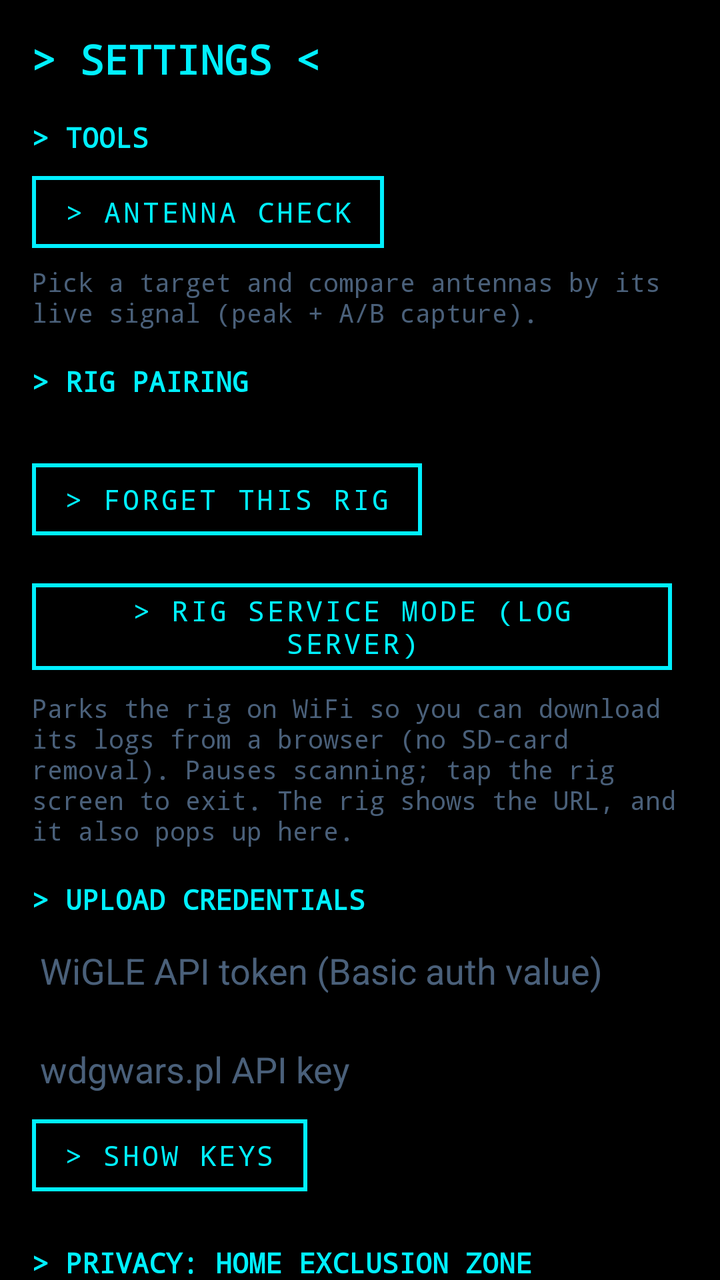
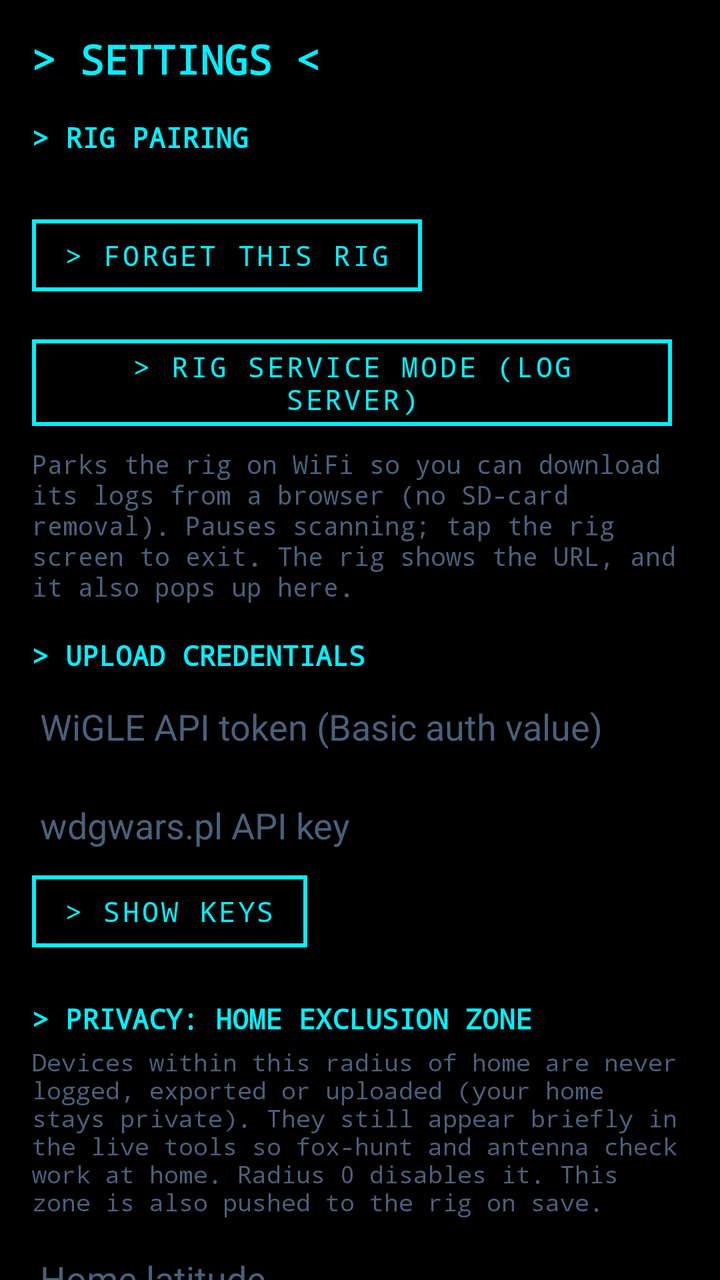

Before-and-after screenshots of an Android layout around one commit, followed by the original layout XML and the change that was made.
<!-- AndroidManifest.xml: application theme Theme.WardriveBridge -->
<!-- res/layout/activity_settings.xml -->
<?xml version="1.0" encoding="utf-8"?>
<ScrollView xmlns:android="http://schemas.android.com/apk/res/android"
    android:layout_width="match_parent"
    android:layout_height="match_parent"
    android:background="@color/background">

    <LinearLayout
        android:layout_width="match_parent"
        android:layout_height="wrap_content"
        android:orientation="vertical"
        android:padding="16dp">

        <TextView
            android:layout_width="match_parent"
            android:layout_height="wrap_content"
            android:text="&gt; SETTINGS &lt;"
            android:textColor="@color/cyan_500"
            android:textSize="20sp"
            android:textStyle="bold"
            android:paddingBottom="16dp" />

        <TextView
            android:layout_width="match_parent"
            android:layout_height="wrap_content"
            android:text="&gt; TOOLS"
            android:textColor="@color/cyan_500"
            android:textSize="14sp"
            android:textStyle="bold"
            android:paddingBottom="4dp" />

        <Button
            android:id="@+id/antennaCheckButton"
            android:layout_width="wrap_content"
            android:layout_height="wrap_content"
            android:text="&gt; ANTENNA CHECK"
            android:layout_marginBottom="2dp" />

        <TextView
            android:layout_width="match_parent"
            android:layout_height="wrap_content"
            android:text="Pick a target and compare antennas by its live signal (peak + A/B capture)."
            android:textColor="@color/text_secondary"
            android:textSize="13sp"
            android:paddingBottom="16dp" />

        <TextView
            android:layout_width="match_parent"
            android:layout_height="wrap_content"
            android:text="&gt; RIG PAIRING"
            android:textColor="@color/cyan_500"
            android:textSize="14sp"
            android:textStyle="bold"
            android:paddingBottom="4dp" />

        <TextView
            android:id="@+id/pairedRigText"
            android:layout_width="match_parent"
            android:layout_height="wrap_content"
            android:textColor="@color/text_primary"
            android:textSize="13sp" />

        <Button
            android:id="@+id/forgetRigButton"
            android:layout_width="wrap_content"
            android:layout_height="wrap_content"
            android:text="&gt; FORGET THIS RIG"
            android:layout_marginTop="4dp"
            android:layout_marginBottom="8dp" />

        <Button
            android:id="@+id/serviceModeButton"
            android:layout_width="wrap_content"
            android:layout_height="wrap_content"
            android:text="&gt; RIG SERVICE MODE (LOG SERVER)"
            android:layout_marginTop="4dp" />

        <TextView
            android:layout_width="match_parent"
            android:layout_height="wrap_content"
            android:text="Parks the rig on WiFi so you can download its logs from a browser (no SD-card removal). Pauses scanning; tap the rig screen to exit. The rig shows the URL, and it also pops up here."
            android:textColor="@color/text_secondary"
            android:textSize="13sp"
            android:layout_marginTop="4dp"
            android:layout_marginBottom="16dp" />

        <TextView
            android:layout_width="match_parent"
            android:layout_height="wrap_content"
            android:text="&gt; UPLOAD CREDENTIALS"
            android:textColor="@color/cyan_500"
            android:textSize="14sp"
            android:textStyle="bold"
            android:paddingBottom="4dp" />

        <EditText
            android:id="@+id/wigleTokenInput"
            android:layout_width="match_parent"
            android:layout_height="wrap_content"
            android:hint="WiGLE API token (Basic auth value)"
            android:textColorHint="@color/text_secondary"
            android:textColor="@color/text_primary"
            android:inputType="textPassword"
            android:singleLine="true" />

        <EditText
            android:id="@+id/wdgwarsKeyInput"
            android:layout_width="match_parent"
            android:layout_height="wrap_content"
            android:hint="wdgwars.pl API key"
            android:textColorHint="@color/text_secondary"
            android:textColor="@color/text_primary"
            android:inputType="textPassword"
            android:singleLine="true"
            android:layout_marginTop="8dp" />

        <Button
            android:id="@+id/showKeysButton"
            android:layout_width="wrap_content"
            android:layout_height="wrap_content"
            android:text="&gt; SHOW KEYS" />

        <TextView
            android:layout_width="match_parent"
            android:layout_height="wrap_content"
            android:text="&gt; PRIVACY: HOME EXCLUSION ZONE"
            android:textColor="@color/cyan_500"
            android:textSize="14sp"
            android:textStyle="bold"
            android:paddingTop="20dp"
            android:paddingBottom="4dp" />

        <TextView
            android:layout_width="match_parent"
            android:layout_height="wrap_content"
            android:text="Devices within this radius of home are never logged, exported or uploaded (your home stays private). They still appear briefly in the live tools so fox-hunt and antenna check work at home. Radius 0 disables it. This zone is also pushed to the rig on save."
            android:textColor="@color/text_secondary"
            android:textSize="12sp"
            android:paddingBottom="8dp" />

        <EditText
            android:id="@+id/homeLatInput"
            android:layout_width="match_parent"
            android:layout_height="wrap_content"
            android:hint="Home latitude"
            android:textColorHint="@color/text_secondary"
            android:textColor="@color/text_primary"
            android:inputType="numberSigned|numberDecimal"
            android:singleLine="true" />

        <EditText
            android:id="@+id/homeLonInput"
            android:layout_width="match_parent"
            android:layout_height="wrap_content"
            android:hint="Home longitude"
            android:textColorHint="@color/text_secondary"
            android:textColor="@color/text_primary"
            android:inputType="numberSigned|numberDecimal"
            android:singleLine="true"
            android:layout_marginTop="8dp" />

        <EditText
            android:id="@+id/homeRadiusInput"
            android:layout_width="match_parent"
            android:layout_height="wrap_content"
            android:hint="Exclusion radius (meters)"
            android:textColorHint="@color/text_secondary"
            android:textColor="@color/text_primary"
            android:inputType="numberDecimal"
            android:singleLine="true"
            android:layout_marginTop="8dp" />

        <Button
            android:id="@+id/useCurrentLocationButton"
            android:layout_width="wrap_content"
            android:layout_height="wrap_content"
            android:text="&gt; USE CURRENT GPS FIX AS HOME"
            android:layout_marginTop="8dp" />

        <TextView
            android:layout_width="match_parent"
            android:layout_height="wrap_content"
            android:text="&gt; PRIVACY: BLACKLISTS"
            android:textColor="@color/cyan_500"
            android:textSize="14sp"
            android:textStyle="bold"
            android:paddingTop="20dp"
            android:paddingBottom="4dp" />

        <TextView
            android:layout_width="match_parent"
            android:layout_height="wrap_content"
            android:text="Any SSID ending in _nomap is always excluded (WiGLE's own opt-out convention), regardless of these lists."
            android:textColor="@color/text_secondary"
            android:textSize="12sp"
            android:paddingBottom="8dp" />

        <EditText
            android:id="@+id/macBlacklistInput"
            android:layout_width="match_parent"
            android:layout_height="wrap_content"
            android:hint="MAC blacklist, comma-separated"
            android:textColorHint="@color/text_secondary"
            android:textColor="@color/text_primary" />

        <EditText
            android:id="@+id/ssidBlacklistInput"
            android:layout_width="match_parent"
            android:layout_height="wrap_content"
            android:hint="SSID/name blacklist, comma-separated"
            android:textColorHint="@color/text_secondary"
            android:textColor="@color/text_primary"
            android:layout_marginTop="8dp" />

        <TextView
            android:layout_width="match_parent"
            android:layout_height="wrap_content"
            android:text="&gt; WATCHLIST"
            android:textColor="@color/cyan_500"
            android:textSize="14sp"
            android:textStyle="bold"
            android:paddingTop="20dp"
            android:paddingBottom="4dp" />

        <TextView
            android:layout_width="match_parent"
            android:layout_height="wrap_content"
            android:text="Get a notification when a specific device comes into range or leaves. One entry per line: a MAC (e.g. AA:BB:CC:DD:EE:FF) or part of a WiFi/BLE name. Works for both the rig's and the phone's radios while scanning (a run or an open live tool)."
            android:textColor="@color/text_secondary"
            android:textSize="12sp"
            android:paddingBottom="8dp" />

        <EditText
            android:id="@+id/watchlistInput"
            android:layout_width="match_parent"
            android:layout_height="wrap_content"
            android:hint="One MAC or name per line"
            android:textColorHint="@color/text_secondary"
            android:textColor="@color/text_primary"
            android:gravity="top"
            android:minLines="3"
            android:inputType="textMultiLine" />

        <CheckBox android:id="@+id/watchEnterCheck"
            android:layout_width="wrap_content" android:layout_height="wrap_content"
            android:textColor="@color/text_primary" android:text="Notify when a watched device comes into range" />

        <CheckBox android:id="@+id/watchLeaveCheck"
            android:layout_width="wrap_content" android:layout_height="wrap_content"
            android:textColor="@color/text_primary" android:text="Notify when a watched device leaves range" />

        <TextView
            android:layout_width="match_parent"
            android:layout_height="wrap_content"
            android:text="&gt; GPS QUALITY GATING"
            android:textColor="@color/cyan_500"
            android:textSize="14sp"
            android:textStyle="bold"
            android:paddingTop="20dp"
            android:paddingBottom="4dp" />

        <TextView
            android:layout_width="match_parent"
            android:layout_height="wrap_content"
            android:text="Pause logging when HDOP (horizontal position quality from real GPS NMEA data) rises above this value - tunnels, urban canyons, or no fix yet. 0 disables this and always logs."
            android:textColor="@color/text_secondary"
            android:textSize="12sp"
            android:paddingBottom="8dp" />

        <EditText
            android:id="@+id/maxHdopInput"
            android:layout_width="match_parent"
            android:layout_height="wrap_content"
            android:hint="Max HDOP, 0 = disabled"
            android:textColorHint="@color/text_secondary"
            android:textColor="@color/text_primary"
            android:inputType="numberDecimal"
            android:singleLine="true" />

        <TextView
            android:layout_width="match_parent"
            android:layout_height="wrap_content"
            android:text="&gt; STORAGE"
            android:textColor="@color/cyan_500"
            android:textSize="14sp"
            android:textStyle="bold"
            android:paddingTop="20dp"
            android:paddingBottom="4dp" />

        <TextView
            android:layout_width="match_parent"
            android:layout_height="wrap_content"
            android:text="Delete logs older than this many days on app start. 0 keeps everything forever."
            android:textColor="@color/text_secondary"
            android:textSize="12sp"
            android:paddingBottom="8dp" />

        <EditText
            android:id="@+id/retentionDaysInput"
            android:layout_width="match_parent"
            android:layout_height="wrap_content"
            android:hint="Retention (days), 0 = forever"
            android:textColorHint="@color/text_secondary"
            android:textColor="@color/text_primary"
            android:inputType="number"
            android:singleLine="true" />

        <TextView
            android:layout_width="match_parent"
            android:layout_height="wrap_content"
            android:text="&gt; DRIVING"
            android:textColor="@color/cyan_500"
            android:textSize="14sp"
            android:textStyle="bold"
            android:paddingTop="20dp"
            android:paddingBottom="4dp" />

        <EditText
            android:id="@+id/spokenMinutesInput"
            android:layout_width="match_parent"
            android:layout_height="wrap_content"
            android:hint="Spoken update every N minutes, 0 = off"
            android:textColorHint="@color/text_secondary"
            android:textColor="@color/text_primary"
            android:inputType="number"
            android:singleLine="true" />

        <CheckBox
            android:id="@+id/spokenTrackerCheck"
            android:layout_width="wrap_content"
            android:layout_height="wrap_content"
            android:textColor="@color/text_primary"
            android:text="Say it out loud when a tracker seems to follow you" />

        <CheckBox
            android:id="@+id/autoUploadCheck"
            android:layout_width="wrap_content"
            android:layout_height="wrap_content"
            android:textColor="@color/text_primary"
            android:text="Upload each run automatically when it stops on WiFi" />

        <CheckBox
            android:id="@+id/tripModeCheck"
            android:layout_width="wrap_content"
            android:layout_height="wrap_content"
            android:textColor="@color/text_primary"
            android:text="Trip mode: upload the rig's data through this phone (Bluetooth)" />

        <TextView
            android:layout_width="match_parent"
            android:layout_height="wrap_content"
            android:text="&gt; BACKGROUND"
            android:textColor="@color/cyan_500"
            android:textSize="14sp"
            android:textStyle="bold"
            android:paddingTop="20dp"
            android:paddingBottom="4dp" />

        <TextView
            android:layout_width="match_parent"
            android:layout_height="wrap_content"
            android:text="Android's battery optimizer can pause or kill scanning when the screen is off or the app is in the background, so a long drive stops logging. Allow unrestricted background usage so a run keeps going with the screen off."
            android:textColor="@color/text_secondary"
            android:textSize="13sp"
            android:paddingBottom="6dp" />

        <Button
            android:id="@+id/batteryOptButton"
            android:layout_width="wrap_content"
            android:layout_height="wrap_content"
            android:text="&gt; ALLOW BACKGROUND USAGE"
            android:layout_marginTop="4dp" />

        <TextView
            android:layout_width="match_parent"
            android:layout_height="wrap_content"
            android:textColor="@color/text_secondary"
            android:textSize="12sp"
            android:text="For trips away from home WiFi. While on, the rig sends its logs over Bluetooth and this phone uploads them over its own connection; the rig holds off its own upload so nothing is sent twice. Off = the rig uploads over its own WiFi as usual." />

        <TextView
            android:layout_width="match_parent" android:layout_height="wrap_content"
            android:text="&gt; APP THEME" android:textColor="@color/cyan_500"
            android:textSize="14sp" android:textStyle="bold" android:paddingTop="20dp" android:paddingBottom="4dp" />

        <Button android:id="@+id/primaryAccentButton"
            android:layout_width="match_parent" android:layout_height="wrap_content"
            android:text="Primary accent colour" />
        <Button android:id="@+id/secondaryAccentButton"
            android:layout_width="match_parent" android:layout_height="wrap_content"
            android:text="Secondary accent colour" />
        <Button android:id="@+id/resetThemeButton"
            android:layout_width="wrap_content" android:layout_height="wrap_content"
            android:text="&gt; RESET THEME" />

        <TextView
            android:layout_width="match_parent" android:layout_height="wrap_content"
            android:text="&gt; RIG LEDS &amp; SCREEN" android:textColor="@color/cyan_500"
            android:textSize="14sp" android:textStyle="bold" android:paddingTop="20dp" android:paddingBottom="4dp" />
        <TextView
            android:layout_width="match_parent" android:layout_height="wrap_content"
            android:textColor="@color/text_secondary" android:textSize="12sp"
            android:text="Applied to the rig over Bluetooth and saved on its SD card. The CYD screen keeps its own look; these are just the status LEDs and screen brightness/timeout." />

        <EditText android:id="@+id/rigLedBrightnessInput"
            android:layout_width="match_parent" android:layout_height="wrap_content"
            android:hint="LED brightness 0-100" android:textColorHint="@color/text_secondary"
            android:textColor="@color/text_primary" android:inputType="number" android:singleLine="true" />
        <EditText android:id="@+id/rigScreenBrightnessInput"
            android:layout_width="match_parent" android:layout_height="wrap_content"
            android:hint="Screen brightness 0-100" android:textColorHint="@color/text_secondary"
            android:textColor="@color/text_primary" android:inputType="number" android:singleLine="true" />
        <EditText android:id="@+id/rigScreenTimeoutInput"
            android:layout_width="match_parent" android:layout_height="wrap_content"
            android:hint="Screen timeout seconds, 0 = never" android:textColorHint="@color/text_secondary"
            android:textColor="@color/text_primary" android:inputType="number" android:singleLine="true" />
        <CheckBox android:id="@+id/rigScreenKeepOnCheck"
            android:layout_width="wrap_content" android:layout_height="wrap_content"
            android:textColor="@color/text_primary" android:text="Keep the rig screen on while a run is active" />
        <CheckBox android:id="@+id/rigCountFoundCheck"
            android:layout_width="wrap_content" android:layout_height="wrap_content"
            android:textColor="@color/text_primary" android:text="Rig counters show found APs / Bluetooth (instead of WiGLE / WDGW)" />
        <Button android:id="@+id/rigLedApButton" android:layout_width="match_parent" android:layout_height="wrap_content" android:text="LED colour: AP seen" />
        <Button android:id="@+id/rigLedBleButton" android:layout_width="match_parent" android:layout_height="wrap_content" android:text="LED colour: BLE seen" />
        <Button android:id="@+id/rigLedOkButton" android:layout_width="match_parent" android:layout_height="wrap_content" android:text="LED colour: OK / start / stop" />
        <Button android:id="@+id/rigLedFailButton" android:layout_width="match_parent" android:layout_height="wrap_content" android:text="LED colour: error / fail" />

        <TextView
            android:layout_width="match_parent" android:layout_height="wrap_content"
            android:text="&gt; RIG NETWORK &amp; DEBUG" android:textColor="@color/cyan_500"
            android:textSize="14sp" android:textStyle="bold" android:paddingTop="20dp" android:paddingBottom="4dp" />
        <TextView
            android:layout_width="match_parent" android:layout_height="wrap_content"
            android:textColor="@color/text_secondary" android:textSize="12sp"
            android:text="Change the WiFi the rig uploads through, and the service-mode password that protects the log server. Sent to the rig over Bluetooth and saved on its SD card. Leave a field blank to keep what the rig already has. Password fields are cleared after saving." />

        <EditText android:id="@+id/rigWifiSsidInput"
            android:layout_width="match_parent" android:layout_height="wrap_content"
            android:hint="WiFi network name (SSID)" android:textColorHint="@color/text_secondary"
            android:textColor="@color/text_primary" android:inputType="text" android:singleLine="true" />
        <EditText android:id="@+id/rigWifiPassInput"
            android:layout_width="match_parent" android:layout_height="wrap_content"
            android:hint="WiFi password" android:textColorHint="@color/text_secondary"
            android:textColor="@color/text_primary" android:inputType="textPassword" android:singleLine="true" />
        <EditText android:id="@+id/rigBackupSsidInput"
            android:layout_width="match_parent" android:layout_height="wrap_content"
            android:hint="Backup WiFi name (e.g. phone hotspot)" android:textColorHint="@color/text_secondary"
            android:textColor="@color/text_primary" android:inputType="text" android:singleLine="true" />
        <EditText android:id="@+id/rigBackupPassInput"
            android:layout_width="match_parent" android:layout_height="wrap_content"
            android:hint="Backup WiFi password" android:textColorHint="@color/text_secondary"
            android:textColor="@color/text_primary" android:inputType="textPassword" android:singleLine="true" />
        <EditText android:id="@+id/rigServicePassInput"
            android:layout_width="match_parent" android:layout_height="wrap_content"
            android:hint="Service-mode password (log server)" android:textColorHint="@color/text_secondary"
            android:textColor="@color/text_primary" android:inputType="textPassword" android:singleLine="true" />

        <TextView
            android:layout_width="match_parent" android:layout_height="wrap_content"
            android:text="&gt; DETECTION ALERTS" android:textColor="@color/cyan_500"
            android:textSize="14sp" android:textStyle="bold" android:paddingTop="20dp" android:paddingBottom="4dp" />
        <TextView
            android:layout_width="match_parent" android:layout_height="wrap_content"
            android:textColor="@color/text_secondary" android:textSize="12sp"
            android:text="Announce (spoken + vibrate on the phone, and a banner + LED flash on the rig) the first time each of these is seen in a run. Sent to the rig too, so alerts work with or without the phone." />
        <CheckBox android:id="@+id/alertFlockCheck" android:layout_width="wrap_content" android:layout_height="wrap_content" android:textColor="@color/text_primary" android:text="Flock cameras (ALPR)" />
        <CheckBox android:id="@+id/alertPoliceCheck" android:layout_width="wrap_content" android:layout_height="wrap_content" android:textColor="@color/text_primary" android:text="Police body/fleet cameras" />
        <CheckBox android:id="@+id/alertSkimmerCheck" android:layout_width="wrap_content" android:layout_height="wrap_content" android:textColor="@color/text_primary" android:text="Possible BLE card skimmers" />
        <CheckBox android:id="@+id/alertFlipperCheck" android:layout_width="wrap_content" android:layout_height="wrap_content" android:textColor="@color/text_primary" android:text="Flipper Zero" />
        <CheckBox android:id="@+id/alertDroneCheck" android:layout_width="wrap_content" android:layout_height="wrap_content" android:textColor="@color/text_primary" android:text="Drones (Remote ID) - phone only" />
        <CheckBox android:id="@+id/alertMeshCheck" android:layout_width="wrap_content" android:layout_height="wrap_content" android:textColor="@color/text_primary" android:text="Meshtastic radios - phone only" />
        <CheckBox android:id="@+id/alertGlassesCheck" android:layout_width="wrap_content" android:layout_height="wrap_content" android:textColor="@color/text_primary" android:text="Smart glasses" />
        <CheckBox android:id="@+id/alertActionCamCheck" android:layout_width="wrap_content" android:layout_height="wrap_content" android:textColor="@color/text_primary" android:text="Action cameras" />
        <CheckBox android:id="@+id/alertPineappleCheck" android:layout_width="wrap_content" android:layout_height="wrap_content" android:textColor="@color/text_primary" android:text="WiFi Pineapple (rogue AP)" />

        <Button
            android:id="@+id/saveSettingsButton"
            android:layout_width="match_parent"
            android:layout_height="wrap_content"
            android:text="&gt; SAVE"
            android:layout_marginTop="24dp" />

    </LinearLayout>
</ScrollView>
<!-- resources referenced by this layout -->
<resources>
  <color name="background">#000000</color>
  <color name="cyan_500">#00F0FF</color>
  <color name="text_primary">#00F0FF</color>
  <color name="text_secondary">#4A607A</color>
  <style name="Theme.WardriveBridge" parent="Theme.MaterialComponents.DayNight.NoActionBar">
          <item name="colorPrimary">@color/cyan_500</item>
          <item name="colorPrimaryDark">@color/pure_black</item>
          <item name="colorAccent">@color/cyan_500</item>
          <item name="android:windowBackground">@color/background</item>
          
          <item name="android:textViewStyle">@style/TacticalTextView</item>
          <item name="buttonStyle">@style/TacticalButton</item>
          <item name="materialButtonStyle">@style/TacticalButton</item>
          <item name="android:editTextStyle">@style/TacticalEditText</item>
      </style>
  <color name="pure_black">#000000</color>
  <style name="TacticalTextView" parent="android:Widget.TextView">
          <item name="android:fontFamily">monospace</item>
          <item name="android:typeface">monospace</item>
      </style>
  <style name="TacticalButton" parent="Widget.MaterialComponents.Button.OutlinedButton">
          <item name="android:fontFamily">monospace</item>
          <item name="android:typeface">monospace</item>
          <item name="android:textAllCaps">true</item>
          <item name="android:textColor">@color/cyan_500</item>
          <item name="strokeColor">@color/cyan_500</item>
          <item name="strokeWidth">2dp</item>
          <item name="cornerRadius">0dp</item>
          <item name="rippleColor">@color/cyan_500</item>
          <item name="android:elevation">0dp</item>
          <item name="android:stateListAnimator">@null</item>
      </style>
  <style name="TacticalEditText" parent="android:Widget.EditText">
          <item name="android:fontFamily">monospace</item>
          <item name="android:typeface">monospace</item>
          <item name="android:textColor">@color/text_primary</item>
          <item name="android:textColorHint">@color/text_secondary</item>
      </style>
</resources>

<!-- the commit's change to res/layout/activity_settings.xml (unified diff, before → after) -->
@@ -22,30 +22,6 @@
         <TextView
             android:layout_width="match_parent"
             android:layout_height="wrap_content"
-            android:text="&gt; TOOLS"
-            android:textColor="@color/cyan_500"
-            android:textSize="14sp"
-            android:textStyle="bold"
-            android:paddingBottom="4dp" />
-
-        <Button
-            android:id="@+id/antennaCheckButton"
-            android:layout_width="wrap_content"
-            android:layout_height="wrap_content"
-            android:text="&gt; ANTENNA CHECK"
-            android:layout_marginBottom="2dp" />
-
-        <TextView
-            android:layout_width="match_parent"
-            android:layout_height="wrap_content"
-            android:text="Pick a target and compare antennas by its live signal (peak + A/B capture)."
-            android:textColor="@color/text_secondary"
-            android:textSize="13sp"
-            android:paddingBottom="16dp" />
-
-        <TextView
-            android:layout_width="match_parent"
-            android:layout_height="wrap_content"
             android:text="&gt; RIG PAIRING"
             android:textColor="@color/cyan_500"
             android:textSize="14sp"
@@ -210,43 +186,6 @@
             android:textColorHint="@color/text_secondary"
             android:textColor="@color/text_primary"
             android:layout_marginTop="8dp" />
-
-        <TextView
-            android:layout_width="match_parent"
-            android:layout_height="wrap_content"
-            android:text="&gt; WATCHLIST"
-            android:textColor="@color/cyan_500"
-            android:textSize="14sp"
-            android:textStyle="bold"
-            android:paddingTop="20dp"
-            android:paddingBottom="4dp" />
-
-        <TextView
-            android:layout_width="match_parent"
-            android:layout_height="wrap_content"
-            android:text="Get a notification when a specific device comes into range or leaves. One entry per line: a MAC (e.g. AA:BB:CC:DD:EE:FF) or part of a WiFi/BLE name. Works for both the rig's and the phone's radios while scanning (a run or an open live tool)."
-            android:textColor="@color/text_secondary"
-            android:textSize="12sp"
-            android:paddingBottom="8dp" />
-
-        <EditText
-            android:id="@+id/watchlistInput"
-            android:layout_width="match_parent"
-            android:layout_height="wrap_content"
-            android:hint="One MAC or name per line"
-            android:textColorHint="@color/text_secondary"
-            android:textColor="@color/text_primary"
-            android:gravity="top"
-            android:minLines="3"
-            android:inputType="textMultiLine" />
-
-        <CheckBox android:id="@+id/watchEnterCheck"
-            android:layout_width="wrap_content" android:layout_height="wrap_content"
-            android:textColor="@color/text_primary" android:text="Notify when a watched device comes into range" />
-
-        <CheckBox android:id="@+id/watchLeaveCheck"
-            android:layout_width="wrap_content" android:layout_height="wrap_content"
-            android:textColor="@color/text_primary" android:text="Notify when a watched device leaves range" />
 
         <TextView
             android:layout_width="match_parent"
